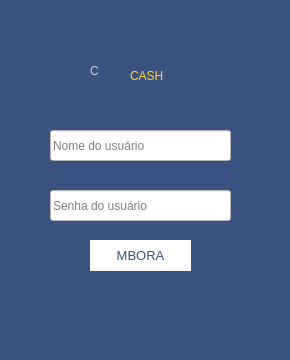
Before: the Qt Designer form cambaCash/login.ui in Leumim2020/CambaCash, drawn with Qt 5.
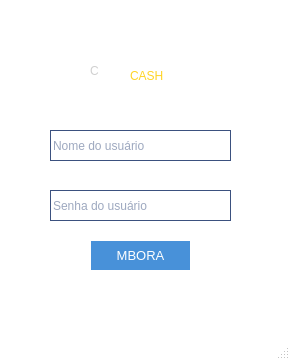
After: the same form once the commit is applied. Icons and pictures are not drawn.

The edit to the form file:
```diff
--- a/cambaCash/login.ui
+++ b/cambaCash/login.ui
@@ -26,7 +26,9 @@
    <string>login</string>
   </property>
   <property name="styleSheet">
-   <string notr="true">background-color: rgb(59, 81, 127);</string>
+   <string notr="true">QMainWindow{
+	background-color:white;
+}</string>
   </property>
   <widget class="QWidget" name="centralwidget">
    <widget class="QPushButton" name="btnentrar">
@@ -54,12 +56,12 @@
     </property>
     <property name="styleSheet">
      <string notr="true">QPushButton{
-	background-color:white;
-	background-image: url(:/area/area/in.png);
+	background-color: rgb(72, 145, 217);
+	background-image: url(:/area/area/saida.png);
 	background-repeat:none;
 	font: 10pt &quot;Segoe UI&quot;;
 	border: 1px solid white;
-	color:rgb(59,81,127);
+	color:white;
 }
 QPushButton:hover{
 	border:1.2px solid #0090d8;
@@ -68,6 +70,9 @@
     <property name="text">
      <string>MBORA</string>
     </property>
+    <property name="autoDefault">
+     <bool>true</bool>
+    </property>
    </widget>
    <widget class="QLabel" name="label_3">
     <property name="geometry">
@@ -108,7 +113,11 @@
      <bool>false</bool>
     </property>
     <property name="styleSheet">
-     <string notr="true">background-color: rgb(255, 255, 255);</string>
+     <string notr="true">QLineEdit{
+	background-color: white;
+	border:1px solid rgb(59, 81, 127);
+	color: rgb(59,81,127);
+}</string>
     </property>
     <property name="maxLength">
      <number>8</number>
@@ -139,7 +148,11 @@
      <bool>false</bool>
     </property>
     <property name="styleSheet">
-     <string notr="true">background-color: rgb(255, 255, 255);</string>
+     <string notr="true">QLineEdit{
+	background-color: white;
+	border:1px solid rgb(59, 81, 127);
+	color: rgb(59,81,127);
+}</string>
     </property>
     <property name="text">
      <string/>
```
Left out of the diff: 2 changed lines with no effect on the pictures.
